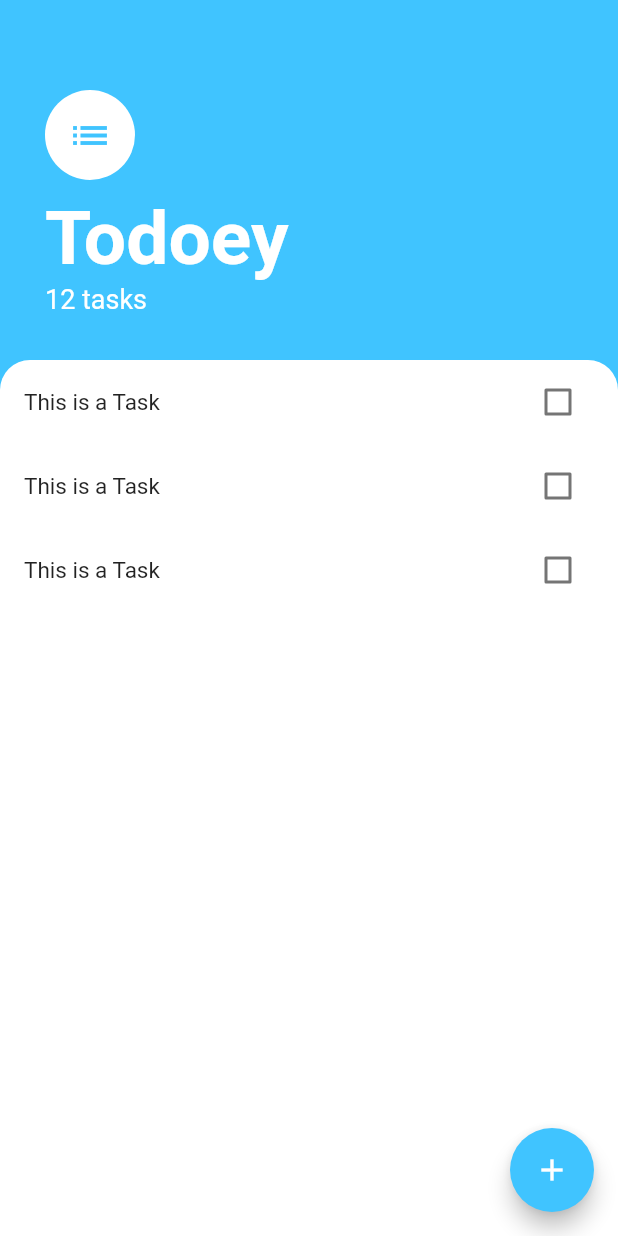
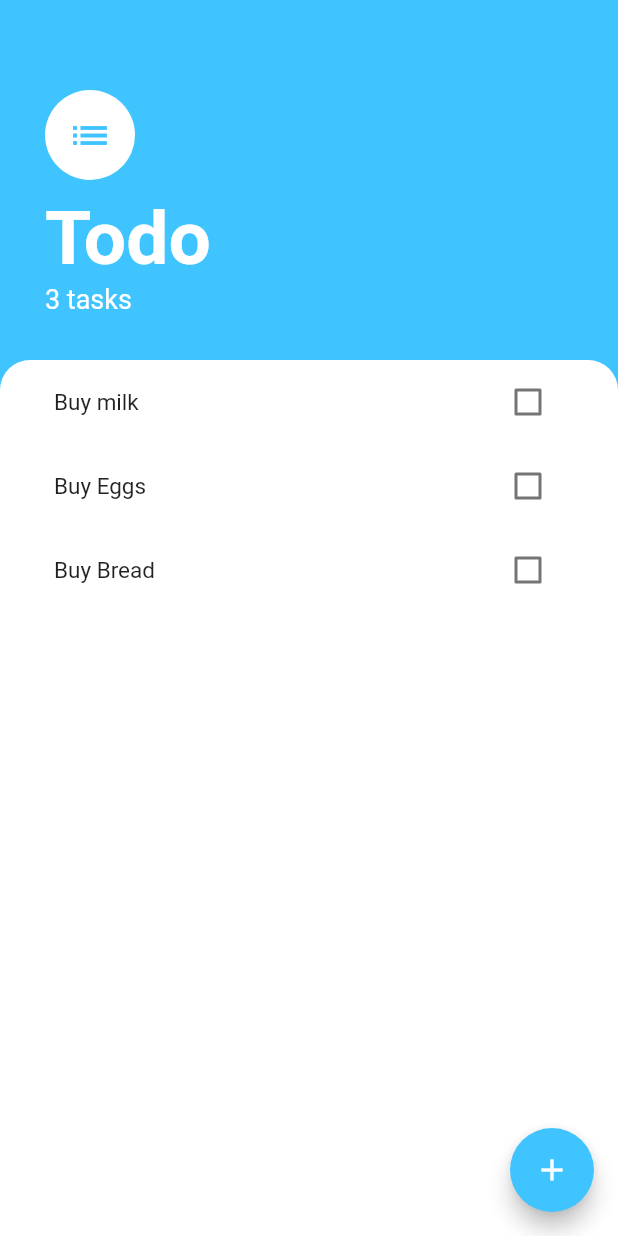
Before and after one commit to FrankOnyemaOrji/todoeyApp, a Flutter app: the screen it shows after launch, on a phone screen of 412 x 824 dp. Run offline on Flutter 3.47's test engine with Material 2 defaults, Android fonts, the phone set to English and light mode, and no system bars; our stand-ins replace sizer.

Commit message:
new updates

```diff
--- a/lib/exports/exports.dart
+++ b/lib/exports/exports.dart
@@ -3,3 +3,4 @@ export 'package:todoapp/widgets/tasktile.dart';
 export 'package:todoapp/widgets/tasklist.dart';
 export 'package:todoapp/screens/addtask.dart';
 export 'package:todoapp/modals/task.dart';
+export 'package:todoapp/modals/task_data.dart';
--- a/lib/main.dart
+++ b/lib/main.dart
@@ -1,6 +1,7 @@
 // ignore_for_file: prefer_const_constructors
 
 import 'package:flutter/material.dart';
+import 'package:provider/provider.dart';
 import 'package:sizer/sizer.dart';
 import 'package:todoapp/exports/exports.dart';
 
@@ -14,9 +15,12 @@ class MyApp extends StatelessWidget {
   @override
   Widget build(BuildContext context) {
     return Sizer(builder: (context, orientation, deviceType) {
-      return MaterialApp(
-        debugShowCheckedModeBanner: false,
-        home: TasksScreen(),
+      return ChangeNotifierProvider(
+        create: (BuildContext context) => TaskData(),
+        child: MaterialApp(
+          debugShowCheckedModeBanner: false,
+          home: TasksScreen(),
+        ),
       );
     });
   }
--- a/lib/modals/task.dart
+++ b/lib/modals/task.dart
@@ -1,10 +1,8 @@
-import 'package:flutter/material.dart';
-
 class Task {
-  final String name;
+  final String? name;
   bool isDone;
 
-  Task(this.name, this.isDone);
+  Task({required this.name, required this.isDone});
 
   void toggleDone() {
     isDone = !isDone;
--- /dev/null
+++ b/lib/modals/task_data.dart
@@ -0,0 +1,24 @@
+import 'package:flutter/foundation.dart';
+import 'package:todoapp/exports/exports.dart';
+import 'dart:collection';
+
+class TaskData extends ChangeNotifier {
+  final List<Task> tasks = [
+    Task(name: 'Buy milk', isDone: false),
+    Task(name: 'Buy Eggs', isDone: false),
+    Task(name: 'Buy Bread', isDone: false),
+  ];
+  int get taskCount {
+    return tasks.length;
+  }
+
+  // UnmodifiableListView<Task> get tasks {
+  //   return UnmodifiableListView(_tasks);
+  // }
+
+  void addTask(String newTaskTitle) {
+    final task = Task(name: newTaskTitle, isDone: false);
+    tasks.add(task);
+    notifyListeners();
+  }
+}
--- a/lib/screens/addtask.dart
+++ b/lib/screens/addtask.dart
@@ -1,12 +1,13 @@
-// ignore_for_file: prefer_const_constructors, deprecated_member_use
+// ignore_for_file: prefer_const_constructors, deprecated_member_use, use_key_in_widget_constructors
 
 import 'package:flutter/material.dart';
+import 'package:provider/provider.dart';
+import 'package:todoapp/exports/exports.dart';
 
 class AddTask extends StatelessWidget {
-  const AddTask({Key? key}) : super(key: key);
-
   @override
   Widget build(BuildContext context) {
+    String? newTaskTitle;
     return Container(
       color: const Color(0xff757575),
       child: Container(
@@ -27,13 +28,20 @@ class AddTask extends StatelessWidget {
             TextField(
               autofocus: true,
               textAlign: TextAlign.center,
+              onChanged: (newText) {
+                newTaskTitle = newText;
+              },
             ),
             const SizedBox(
               height: 10,
             ),
             FlatButton(
                 color: Colors.lightBlueAccent,
-                onPressed: () {},
+                onPressed: () {
+                  Provider.of<TaskData>(context, listen: false)
+                      .addTask(newTaskTitle.toString());
+                  Navigator.pop(context);
+                },
                 child: Text(
                   'Add',
                   style: TextStyle(color: Colors.white),
--- a/lib/screens/task_screen.dart
+++ b/lib/screens/task_screen.dart
@@ -2,19 +2,18 @@
 import 'package:todoapp/exports/exports.dart';
 import 'package:flutter/material.dart';
 import 'package:todoapp/screens/addtask.dart';
+import 'package:provider/provider.dart';
 
 class TasksScreen extends StatelessWidget {
-  const TasksScreen({
-    Key? key,
-  }) : super(key: key);
-
   @override
   Widget build(BuildContext context) {
     return Scaffold(
       floatingActionButton: FloatingActionButton(
         onPressed: () {
           showModalBottomSheet(
-              context: context, builder: (context) => AddTask());
+            context: context,
+            builder: (context) => AddTask(),
+          );
         },
         backgroundColor: Colors.lightBlueAccent,
         child: Icon(Icons.add),
@@ -42,7 +41,7 @@ class TasksScreen extends StatelessWidget {
                   height: 10.0,
                 ),
                 const Text(
-                  'Todoey',
+                  'Todo',
                   style: TextStyle(
                     color: Colors.white,
                     fontSize: 50.0,
@@ -50,7 +49,7 @@ class TasksScreen extends StatelessWidget {
                   ),
                 ),
                 Text(
-                  '12 tasks',
+                  '${Provider.of<TaskData>(context).taskCount} tasks',
                   style: TextStyle(color: Colors.white, fontSize: 18.0),
                 ),
               ],
@@ -58,6 +57,7 @@ class TasksScreen extends StatelessWidget {
           ),
           Expanded(
             child: Container(
+              padding: EdgeInsets.symmetric(horizontal: 20.0),
               decoration: BoxDecoration(
                 color: Colors.white,
                 borderRadius: BorderRadius.only(
@@ -65,7 +65,7 @@ class TasksScreen extends StatelessWidget {
                   topRight: Radius.circular(20.0),
                 ),
               ),
-              child: TaskLIst(),
+              child: TaskList(),
             ),
           )
         ],
--- a/lib/widgets/tasklist.dart
+++ b/lib/widgets/tasklist.dart
@@ -1,19 +1,28 @@
 // ignore_for_file: use_key_in_widget_constructors
 
 import 'package:flutter/material.dart';
+import 'package:provider/provider.dart';
+import 'package:todoapp/widgets/tasktile.dart';
 import 'package:todoapp/exports/exports.dart';
 
-class TaskLIst extends StatefulWidget {
-  @override
-  State<TaskLIst> createState() => _TaskLIstState();
-}
-
-class _TaskLIstState extends State<TaskLIst> {
-  List<Task> tasks = [];
+class TaskList extends StatelessWidget {
   @override
   Widget build(BuildContext context) {
-    return ListView(
-      children: [TaskTile(), TaskTile(), TaskTile()],
-    );
+    return Consumer<TaskData>(builder: (context, taskData, child) {
+      return ListView.builder(
+        itemBuilder: (context, index) {
+          return TaskTile(
+            taskTitle: taskData.tasks[index].name,
+            isChecked: taskData.tasks[index].isDone,
+            checkboxCallback: (checkboxState) {
+              // setState(() {
+              //   widget.tasks[index].toggleDone();
+              // });
+            },
+          );
+        },
+        itemCount: taskData.taskCount,
+      );
+    });
   }
 }
--- a/lib/widgets/tasktile.dart
+++ b/lib/widgets/tasktile.dart
@@ -2,42 +2,28 @@
 
 import 'package:flutter/material.dart';
 
-class TaskTile extends StatefulWidget {
-  @override
-  State<TaskTile> createState() => _TaskTileState();
-}
-
-class _TaskTileState extends State<TaskTile> {
-  bool isChecked = false;
+class TaskTile extends StatelessWidget {
+  final bool isChecked;
+  final String? taskTitle;
+  final Function(bool?)? checkboxCallback;
+  TaskTile(
+      {required this.isChecked,
+      required this.taskTitle,
+      required this.checkboxCallback});
   @override
   Widget build(BuildContext context) {
     return ListTile(
         title: Text(
-        'This is a Task',
+          taskTitle!,
           style: TextStyle(
               fontSize: 15,
               fontWeight: FontWeight.w400,
               decoration: isChecked ? TextDecoration.lineThrough : null),
         ),
-      trailing: TaskCheckBox(isChecked, (bool checkBoxState) {
-        setState(() {
-          isChecked = checkBoxState;
-        });
-      }),
-    );
+        trailing: Checkbox(
+          activeColor: Colors.lightBlueAccent,
+          value: isChecked,
+          onChanged: checkboxCallback,
+        ));
   }
 }
-
-class TaskCheckBox extends StatelessWidget {
-  final bool checkBoxState;
-  final Function(bool) toggleCheckBoxState;
-  TaskCheckBox(this.checkBoxState, this.toggleCheckBoxState);
-  @override
-  Widget build(BuildContext context) {
-    return Checkbox(
-      activeColor: Colors.lightBlueAccent,
-      value: checkBoxState,
-      onChanged: (newName) => toggleCheckBoxState(newName!),
-    );
-  }
-}
```
Lines whose indentation alone changed are shown as unchanged.
